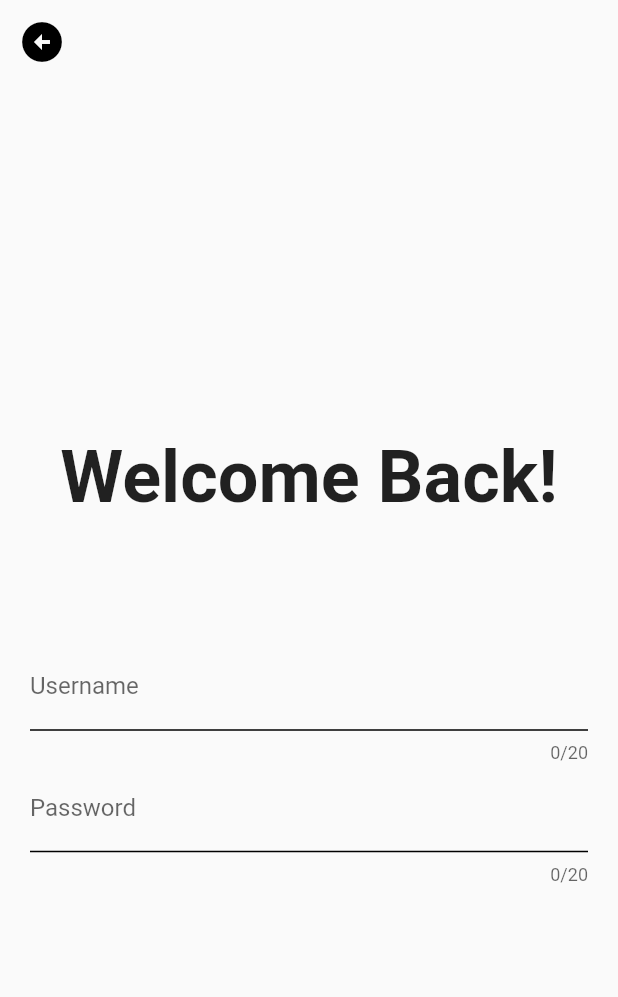
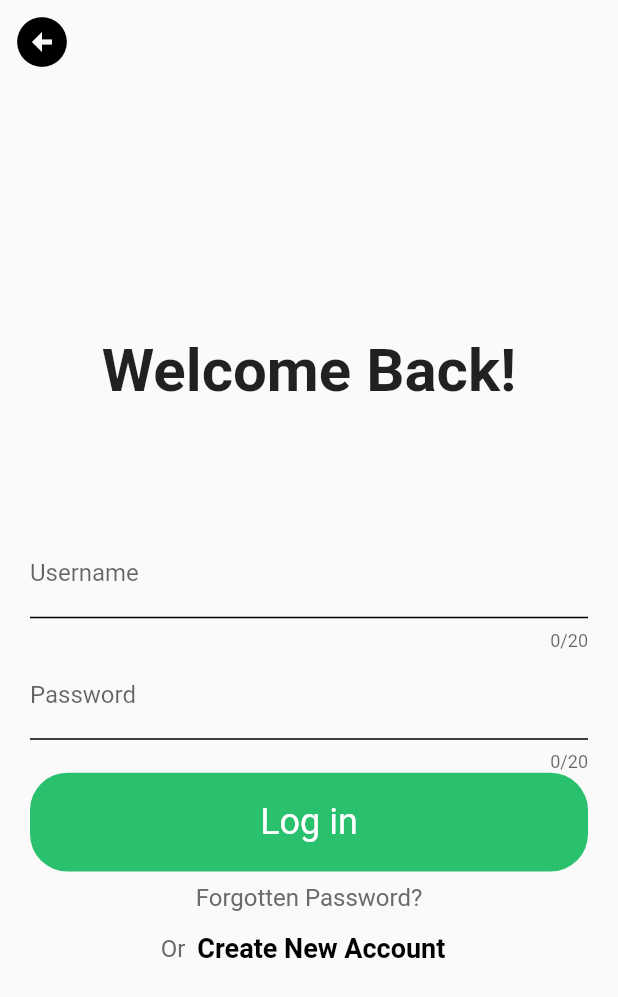
Before and after one commit to bruteForz/client_app, a Flutter app: the screen it shows after launch, after a tap on the "arrow forward ios" icon, on a phone screen of 412 x 824 dp. Shown: the top 997 px of the screen. Run offline on Flutter 3.47's test engine with Material 2 defaults, Android fonts, the phone set to English and light mode, and no system bars.

Commit message:
feat(frontend): :art: created login view and added constant values

```diff
--- /dev/null
+++ b/lib/Constants/elementColors.dart
@@ -0,0 +1,6 @@
+import 'dart:ui';
+
+const mainFontColor = Color(0xff000000);
+const hintFontColor = Color(0xff6b6b6b);
+const btnColor = Color(0xff29C16E);
+const backgroundColor = Color(0xffFFFFFF);
--- /dev/null
+++ b/lib/Constants/fontSizes.dart
@@ -0,0 +1,4 @@
+const titleFontSize = 40.0;
+const btnTextFontSize = 24.0;
+const hintTextFontSize = 16.0;
+const textBtnFontSize = 18.0;
--- a/lib/views/loginScreen.dart
+++ b/lib/views/loginScreen.dart
@@ -1,4 +1,8 @@
+import 'package:client_app/Constants/fontSizes.dart';
+import 'package:client_app/views/signUpScreen.dart';
 import 'package:flutter/material.dart';
+
+import '../Constants/elementColors.dart';
 
 class LoginScreen extends StatelessWidget {
   const LoginScreen({super.key});
@@ -20,6 +24,9 @@ class _LoginScreenWidgetState extends State<LoginScreenWidget> {
   @override
   Widget build(BuildContext context) {
     bool isPwdVisible = false;
+    var deviceSize = MediaQuery.of(context).size;
+    final unameController = TextEditingController();
+    final pwdController = TextEditingController();
 
     toggleShowPassword(bool visible) {
       if (visible) {
@@ -44,13 +51,14 @@ class _LoginScreenWidgetState extends State<LoginScreenWidget> {
           },
           icon: const Icon(
             Icons.arrow_circle_left,
-            size: 32.0,
+            size: titleFontSize,
           ),
         ),
       ),
       body: Center(
         child: Padding(
           padding: const EdgeInsets.all(20.0),
+          child: SingleChildScrollView(
             child: Column(
               mainAxisAlignment: MainAxisAlignment.center,
               mainAxisSize: MainAxisSize.max,
@@ -59,12 +67,13 @@ class _LoginScreenWidgetState extends State<LoginScreenWidget> {
                 const Text(
                   'Welcome Back!',
                   style: TextStyle(
-                  fontSize: 48,
+                    fontSize: titleFontSize,
                     fontWeight: FontWeight.bold,
                   ),
                 ),
-              SizedBox(height: MediaQuery.of(context).size.height * 0.1),
+                SizedBox(height: deviceSize.height * 0.1),
                 TextFormField(
+                  controller: unameController,
                   maxLength: 20,
                   decoration: const InputDecoration(
                     labelText: 'Username',
@@ -74,8 +83,14 @@ class _LoginScreenWidgetState extends State<LoginScreenWidget> {
                   ),
                 ),
                 TextFormField(
+                  controller: pwdController,
                   obscureText: true,
                   maxLength: 20,
+                  validator: (String? value) {
+                    return (value != null && value.contains('@'))
+                        ? 'Do not use the @ char.'
+                        : null;
+                  },
                   decoration: const InputDecoration(
                     labelText: 'Password',
                     enabledBorder: UnderlineInputBorder(
@@ -83,7 +98,66 @@ class _LoginScreenWidgetState extends State<LoginScreenWidget> {
                     ),
                   ),
                 ),
+                GestureDetector(
+                  onTap: () {
+                    print('${unameController.text} and ${pwdController.text}');
+                  },
+                  child: Container(
+                    width: double.infinity,
+                    height: deviceSize.height * 0.08,
+                    decoration: BoxDecoration(
+                      borderRadius: BorderRadius.circular(25.0),
+                      color: btnColor,
+                    ),
+                    child: const Center(
+                      child: Text(
+                        'Log in',
+                        style: TextStyle(
+                          color: backgroundColor,
+                          fontSize: btnTextFontSize,
+                        ),
+                      ),
+                    ),
+                  ),
+                ),
+                SizedBox(height: deviceSize.height * 0.01),
+                const Text(
+                  'Forgotten Password?',
+                  style: TextStyle(
+                    color: hintFontColor,
+                    fontSize: hintTextFontSize,
+                  ),
+                ),
+                Row(
+                  crossAxisAlignment: CrossAxisAlignment.center,
+                  mainAxisSize: MainAxisSize.min,
+                  children: [
+                    const Text(
+                      'Or',
+                      style: TextStyle(
+                        color: hintFontColor,
+                        fontSize: hintTextFontSize,
+                      ),
+                    ),
+                    TextButton(
+                      onPressed: () {
+                        Navigator.push(
+                            context,
+                            MaterialPageRoute(
+                                builder: (context) => SignUpScreen()));
+                      },
+                      child: const Text(
+                        'Create New Account',
+                        style: TextStyle(
+                            color: mainFontColor,
+                            fontSize: textBtnFontSize,
+                            fontWeight: FontWeight.bold),
+                      ),
+                    ),
                   ],
+                ),
+              ],
+            ),
           ),
         ),
       ),
--- a/lib/views/signUpScreen.dart
+++ b/lib/views/signUpScreen.dart
@@ -0,0 +1,10 @@
+import 'package:flutter/material.dart';
+
+class SignUpScreen extends StatelessWidget {
+  const SignUpScreen({super.key});
+
+  @override
+  Widget build(BuildContext context) {
+    return const Placeholder();
+  }
+}
```
Lines whose indentation alone changed are shown as unchanged.
